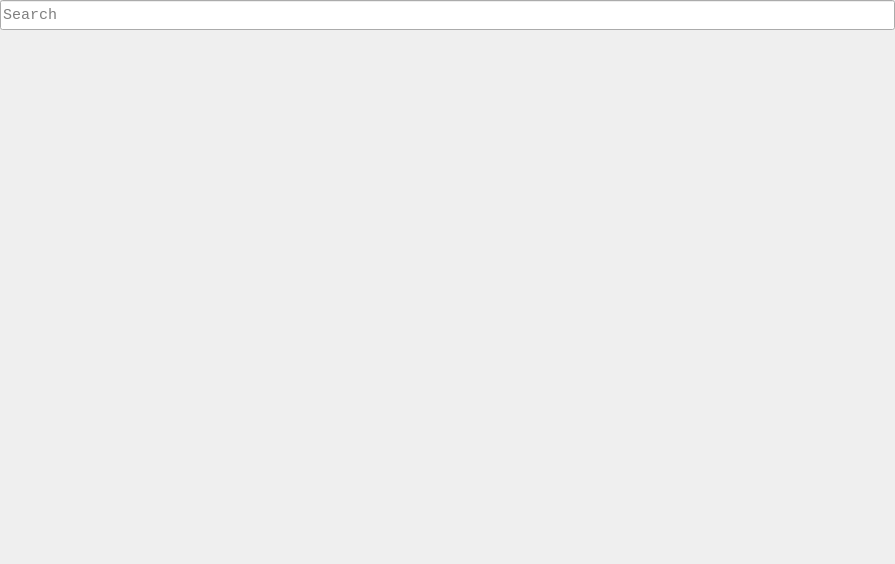
The window that Tracker-lib/src/UI/UpdatePage/UpdatePage.ui (NikolaRoev/Tracker) describes before a commit, drawn with Qt 5.
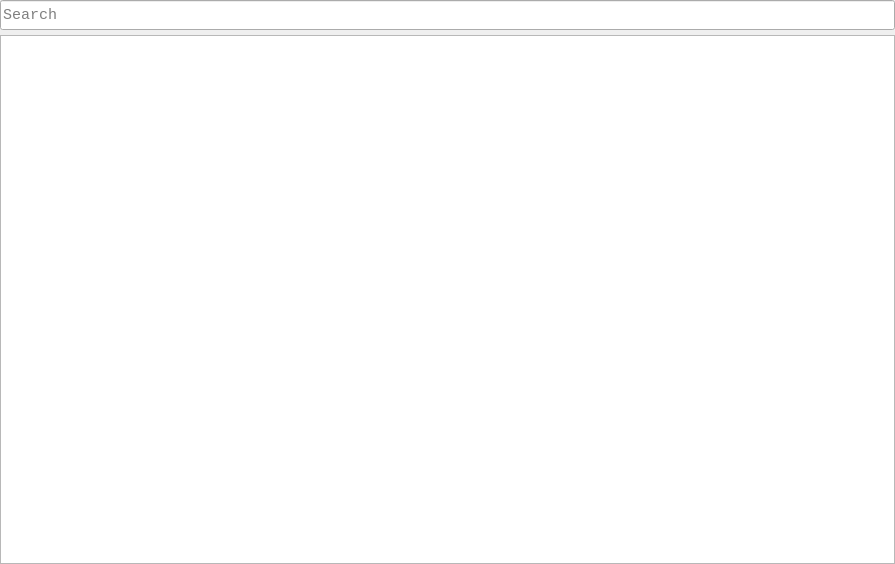
The same window after the commit.

Commit message: Changed the Update widget to a List widget.

```diff
--- a/Tracker-lib/src/UI/UpdatePage/UpdatePage.ui
+++ b/Tracker-lib/src/UI/UpdatePage/UpdatePage.ui
@@ -53,55 +53,16 @@
     </widget>
    </item>
    <item>
-    <widget class="QScrollArea" name="scrollArea">
-     <property name="frameShape">
-      <enum>QFrame::NoFrame</enum>
+    <widget class="QListWidget" name="listWidget">
+     <property name="editTriggers">
+      <set>QAbstractItemView::NoEditTriggers</set>
      </property>
-     <property name="frameShadow">
-      <enum>QFrame::Plain</enum>
+     <property name="showDropIndicator" stdset="0">
+      <bool>false</bool>
      </property>
-     <property name="lineWidth">
-      <number>0</number>
+     <property name="spacing">
+      <number>10</number>
      </property>
-     <property name="verticalScrollBarPolicy">
-      <enum>Qt::ScrollBarAsNeeded</enum>
-     </property>
-     <property name="horizontalScrollBarPolicy">
-      <enum>Qt::ScrollBarAlwaysOff</enum>
-     </property>
-     <property name="widgetResizable">
-      <bool>true</bool>
-     </property>
-     <property name="alignment">
-      <set>Qt::AlignCenter</set>
-     </property>
-     <widget class="QWidget" name="contentsWidget">
-      <property name="geometry">
-       <rect>
-        <x>0</x>
-        <y>0</y>
-        <width>895</width>
-        <height>528</height>
-       </rect>
-      </property>
-      <layout class="QVBoxLayout" name="verticalLayout_2">
-       <property name="spacing">
-        <number>15</number>
-       </property>
-       <property name="leftMargin">
-        <number>7</number>
-       </property>
-       <property name="topMargin">
-        <number>7</number>
-       </property>
-       <property name="rightMargin">
-        <number>7</number>
-       </property>
-       <property name="bottomMargin">
-        <number>7</number>
-       </property>
-      </layout>
-     </widget>
     </widget>
    </item>
   </layout>
```
Left out of the diff: 1 changed line with no effect on the pictures. The commit also changes 1 other file.
